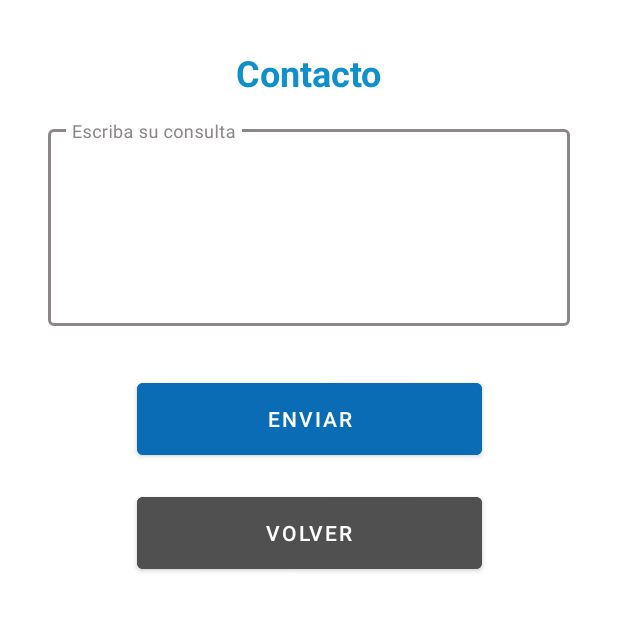
After one commit to vlysi/integrador_ISP4, an Android app: the ContactActivity screen opened directly, with no data from a screen before it, on a phone screen of 412 x 824 dp, the top half of it. The commit adds this screen. Run offline under Robolectric (Android 15) with nearby library versions, the phone set to English and light mode, and no system bars; libraries missing offline, so code that uses them is left out: cn.pedant.

Commit message:
ActivityContact Done

```diff
--- /dev/null
+++ b/PassKeeper/app/src/main/java/com/rocketteam/passkeeper/ContactActivity.java
@@ -0,0 +1,72 @@
+package com.rocketteam.passkeeper;
+
+import androidx.appcompat.app.AppCompatActivity;
+import android.os.Bundle;
+import android.view.View;
+import android.widget.Toast;
+import android.widget.TextView;
+import android.content.Intent;
+import com.google.android.material.textfield.TextInputEditText;
+import com.google.android.material.button.MaterialButton;
+import android.content.SharedPreferences;
+import com.rocketteam.passkeeper.util.NetworkUtils;
+import com.rocketteam.passkeeper.util.ShowAlertsUtility;
+
+import cn.pedant.SweetAlert.SweetAlertDialog;
+
+public class ContactActivity extends AppCompatActivity {
+    private TextView textViewEmail;
+    private TextView textViewContact;
+    private TextInputEditText editTextQuery;
+    private MaterialButton btnSendQuery;
+    private MaterialButton btnBack;
+    @Override
+    protected void onCreate(Bundle savedInstanceState) {
+        super.onCreate(savedInstanceState);
+        setContentView(R.layout.activity_contact);
+        textViewEmail = findViewById(R.id.textViewEmail);
+        textViewContact = findViewById(R.id.textViewContact);
+        editTextQuery = findViewById(R.id.editTextQuery);
+        btnSendQuery = findViewById(R.id.btnSendQuery);
+        btnBack = findViewById(R.id.btnBack);
+
+        // Carga el email desde SharedPreferences
+        SharedPreferences sharedPreferences = getSharedPreferences("UserLogin", MODE_PRIVATE);
+        String userEmail = sharedPreferences.getString("UserEmail", "No Email Found");
+        textViewEmail.setText(userEmail);
+
+        btnSendQuery.setOnClickListener(new View.OnClickListener() {
+            @Override
+            public void onClick(View v) {
+                String query = editTextQuery.getText().toString().trim();
+                if (!query.isEmpty()) {
+                    NetworkUtils.sendQuery(userEmail, query, new NetworkUtils.NetworkCallback() {
+                        @Override
+                        public void onSuccess(String result) {
+                            ShowAlertsUtility.mostrarSweetAlert(ContactActivity.this, SweetAlertDialog.SUCCESS_TYPE, "Mensaje enviado", "Mensaje enviado correctamente", sweetAlertDialog -> {
+                                Intent intent = new Intent(ContactActivity.this, ShowPasswordsActivity.class);
+                                startActivity(intent);
+                                finish();
+                            });
+                        }
+
+                        @Override
+                        public void onError(Exception e) {
+                            Toast.makeText(ContactActivity.this, "Error al enviar la consulta: " + e.getMessage(), Toast.LENGTH_SHORT).show();
+                        }
+                    });
+                } else {
+                    Toast.makeText(ContactActivity.this, "La consulta no puede estar vacía", Toast.LENGTH_SHORT).show();
+                }
+            }
+        });
+        btnBack.setOnClickListener(new View.OnClickListener() {
+            @Override
+            public void onClick(View v) {
+                Intent intent = new Intent(ContactActivity.this, ShowPasswordsActivity.class);
+                startActivity(intent);
+                finish();
+            }
+        });
+    }
+}
--- a/PassKeeper/app/src/main/java/com/rocketteam/passkeeper/ShowPasswordsActivity.java
+++ b/PassKeeper/app/src/main/java/com/rocketteam/passkeeper/ShowPasswordsActivity.java
@@ -116,6 +116,11 @@ public class ShowPasswordsActivity extends AppCompatActivity {
                 } else if (itemId == R.id.option_faq) {
                     // Abre la actividad preguntas frecuentes
                     Intent intent1 = new Intent(ShowPasswordsActivity.this, activity_faq.class);
+                    startActivity(intent1);
+                    return true;
+                }else if (itemId == R.id.option_contact) {
+                    // Abre la actividad preguntas frecuentes
+                    Intent intent1 = new Intent(ShowPasswordsActivity.this, ContactActivity.class);
                     startActivity(intent1);
                     return true;
                 }
--- /dev/null
+++ b/PassKeeper/app/src/main/res/layout/activity_contact.xml
@@ -0,0 +1,87 @@
+<?xml version="1.0" encoding="utf-8"?>
+<androidx.constraintlayout.widget.ConstraintLayout xmlns:android="http://schemas.android.com/apk/res/android"
+    xmlns:app="http://schemas.android.com/apk/res-auto"
+    xmlns:tools="http://schemas.android.com/tools"
+    android:layout_width="match_parent"
+    android:layout_height="match_parent"
+    android:background="@color/white"
+    tools:context=".ContactActivity">
+
+    <TextView
+        android:id="@+id/textViewContact"
+        android:layout_width="wrap_content"
+        android:layout_height="wrap_content"
+        android:layout_marginTop="32dp"
+        app:layout_constraintEnd_toEndOf="parent"
+        app:layout_constraintStart_toStartOf="parent"
+        app:layout_constraintTop_toTopOf="parent"
+        android:text="@string/contacto"
+        android:textColor="#1090cb"
+        android:textSize="24sp"
+        android:textStyle="bold" />
+
+    <TextView
+        android:id="@+id/textViewEmail"
+        android:layout_width="0dp"
+        android:layout_height="wrap_content"
+        android:layout_marginStart="32dp"
+        android:layout_marginEnd="32dp"
+        app:layout_constraintEnd_toEndOf="parent"
+        app:layout_constraintStart_toStartOf="parent"
+        app:layout_constraintTop_toBottomOf="@id/textViewContact"
+        android:textColor="@color/black"
+        android:textSize="16sp"
+        android:visibility="gone"
+        />
+
+    <com.google.android.material.textfield.TextInputLayout
+        android:id="@+id/textInputLayoutQuery"
+        android:layout_width="0dp"
+        android:layout_height="wrap_content"
+        android:layout_marginStart="32dp"
+        android:layout_marginTop="16dp"
+        android:layout_marginEnd="32dp"
+        app:layout_constraintEnd_toEndOf="parent"
+        app:layout_constraintStart_toStartOf="parent"
+        app:layout_constraintTop_toBottomOf="@id/textViewContact"
+        app:hintTextColor="@color/greyLigth"
+        app:boxStrokeColor="@color/greyLigth"
+        android:hint="@string/consultaHint">
+
+        <com.google.android.material.textfield.TextInputEditText
+            android:id="@+id/editTextQuery"
+            android:layout_width="match_parent"
+            android:layout_height="wrap_content"
+            android:inputType="textMultiLine"
+            android:maxLines="6"
+            android:minLines="5"
+            android:textColor="@color/black" />
+    </com.google.android.material.textfield.TextInputLayout>
+
+    <com.google.android.material.button.MaterialButton
+        android:id="@+id/btnSendQuery"
+        style="@style/Widget.MaterialComponents.Button"
+        android:layout_width="230dp"
+        android:layout_height="60dp"
+        android:layout_marginTop="32dp"
+        android:text="@string/enviar"
+        app:layout_constraintEnd_toEndOf="parent"
+        app:layout_constraintStart_toStartOf="parent"
+        app:layout_constraintTop_toBottomOf="@id/textInputLayoutQuery"
+        android:backgroundTint="@color/blue"
+        android:textColor="@color/white" />
+
+    <com.google.android.material.button.MaterialButton
+        android:id="@+id/btnBack"
+        style="@style/Widget.MaterialComponents.Button"
+        android:layout_width="230dp"
+        android:layout_height="60dp"
+        android:layout_marginTop="16dp"
+        android:text="@string/atras"
+        app:layout_constraintEnd_toEndOf="parent"
+        app:layout_constraintStart_toStartOf="parent"
+        app:layout_constraintTop_toBottomOf="@id/btnSendQuery"
+        android:backgroundTint="@color/grey"
+        android:textColor="@color/white" />
+
+</androidx.constraintlayout.widget.ConstraintLayout>
--- a/PassKeeper/app/src/main/res/menu/popup_menu.xml
+++ b/PassKeeper/app/src/main/res/menu/popup_menu.xml
@@ -8,6 +8,10 @@
           android:title="@string/faq"
           android:icon="@drawable/ic_faq"
           android:actionMenuTextAppearance="@style/MyMenuItemTextAppearance"/>
+    <item android:id="@+id/option_contact"
+        android:title="@string/contacto"
+        android:icon="@drawable/ic_faq"
+        android:actionMenuTextAppearance="@style/MyMenuItemTextAppearance"/>
     <item android:id="@+id/option_2"
           android:title="@string/op2"
           android:icon="@drawable/right_from_bracket"
--- a/PassKeeper/app/src/main/res/values/strings.xml
+++ b/PassKeeper/app/src/main/res/values/strings.xml
@@ -47,7 +47,10 @@
     <string name="op1">About</string>
     <string name="op2">Cerrar Sesión</string>
     <string name="faq">FAQ</string>
-
+    <string name="contacto">Contacto</string>
+    <!--contacto-->
+    <string name="enviar">Enviar</string>
+    <string name="consultaHint">Escriba su consulta</string>
     <!--Splash-->
     <string name="autenticación">Autenticación</string>
     <string name="regresar_a_la_pantalla_anterior">Regresar a la pantalla anterior</string>
@@ -76,4 +79,4 @@
     <string name="q5">"¿PassKeeper es adecuado para empresas?"</string>
     <string name="a5">"Sí, PassKeeper está diseñado tanto para usuarios individuales como para empresas. Ofrecemos planes de suscripción que se adaptan a las necesidades de empresas de todos los tamaños, proporcionando herramientas avanzadas de gestión de contraseñas y control de acceso para equipos."</string>
 
-    </resources>
+</resources>
```
Also changed, not shown: PassKeeper/app/src/main/AndroidManifest.xml (+14 -10 lines), PassKeeper/app/src/main/java/com/rocketteam/passkeeper/util/NetworkUtils.java (+38 -0 lines).
